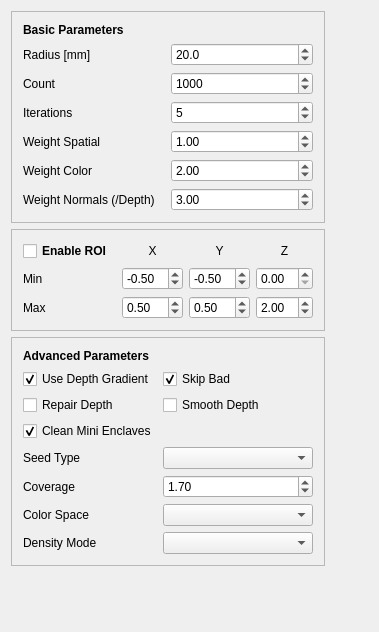
This is common/WdgtDaspParameters.ui in Danvil/dasp as Qt 5 draws it before an edit. The edited form follows.
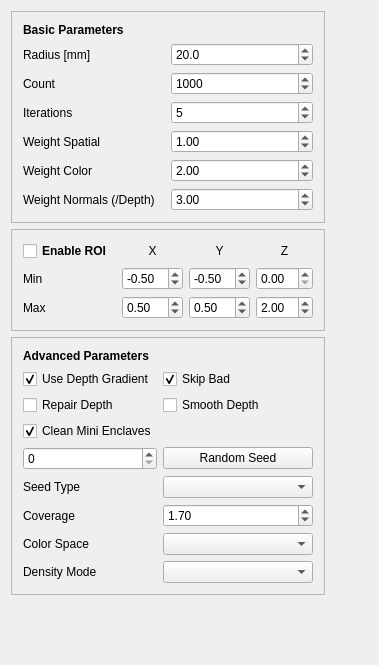
This is the edited form.

Commit message: Added random seed to gui

```diff
--- a/common/WdgtDaspParameters.ui
+++ b/common/WdgtDaspParameters.ui
@@ -7,7 +7,7 @@
     <x>0</x>
     <y>0</y>
     <width>379</width>
-    <height>632</height>
+    <height>665</height>
    </rect>
   </property>
   <property name="windowTitle">
@@ -204,17 +204,17 @@
         </property>
        </widget>
       </item>
-      <item row="8" column="0">
+      <item row="9" column="0">
        <widget class="QLabel" name="label_16">
         <property name="text">
          <string>Density Mode</string>
         </property>
        </widget>
       </item>
-      <item row="6" column="1">
+      <item row="7" column="1">
        <widget class="QComboBox" name="comboBoxDaspColorSpace"/>
       </item>
-      <item row="6" column="0">
+      <item row="7" column="0">
        <widget class="QLabel" name="label_23">
         <property name="text">
          <string>Color Space</string>
@@ -254,7 +254,7 @@
         </property>
        </widget>
       </item>
-      <item row="4" column="1">
+      <item row="5" column="1">
        <widget class="QComboBox" name="comboBoxSeedType">
         <property name="minimumSize">
          <size>
@@ -267,14 +267,14 @@
         </property>
        </widget>
       </item>
-      <item row="4" column="0">
+      <item row="5" column="0">
        <widget class="QLabel" name="label_15">
         <property name="text">
          <string>Seed Type</string>
         </property>
        </widget>
       </item>
-      <item row="5" column="1">
+      <item row="6" column="1">
        <widget class="QDoubleSpinBox" name="doubleSpinBoxCoverage">
         <property name="maximum">
          <double>10.000000000000000</double>
@@ -294,7 +294,7 @@
         </property>
        </widget>
       </item>
-      <item row="5" column="0">
+      <item row="6" column="0">
        <widget class="QLabel" name="label_6">
         <property name="text">
          <string>Coverage</string>
@@ -311,9 +311,26 @@
         </property>
        </widget>
       </item>
-      <item row="8" column="1">
+      <item row="9" column="1">
        <widget class="QComboBox" name="comboBoxDensityMode"/>
       </item>
+      <item row="4" column="0">
+       <widget class="QSpinBox" name="spinBoxRandomSeed">
+        <property name="minimum">
+         <number>0</number>
+        </property>
+        <property name="maximum">
+         <number>2147483647</number>
+        </property>
+       </widget>
+      </item>
+      <item row="4" column="1">
+       <widget class="QPushButton" name="pushButtonRandomSeed">
+        <property name="text">
+         <string>Random Seed</string>
+        </property>
+       </widget>
+      </item>
      </layout>
     </widget>
    </item>
```
The commit also changes 6 other files.
